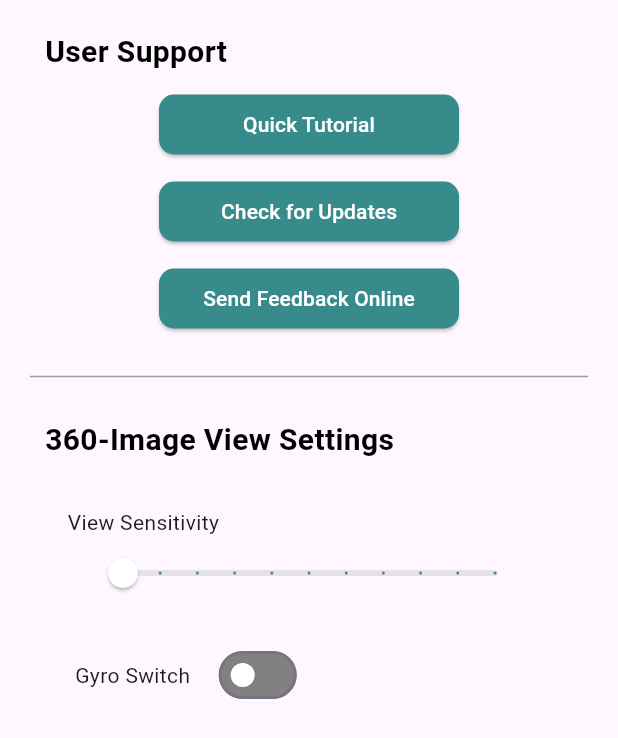
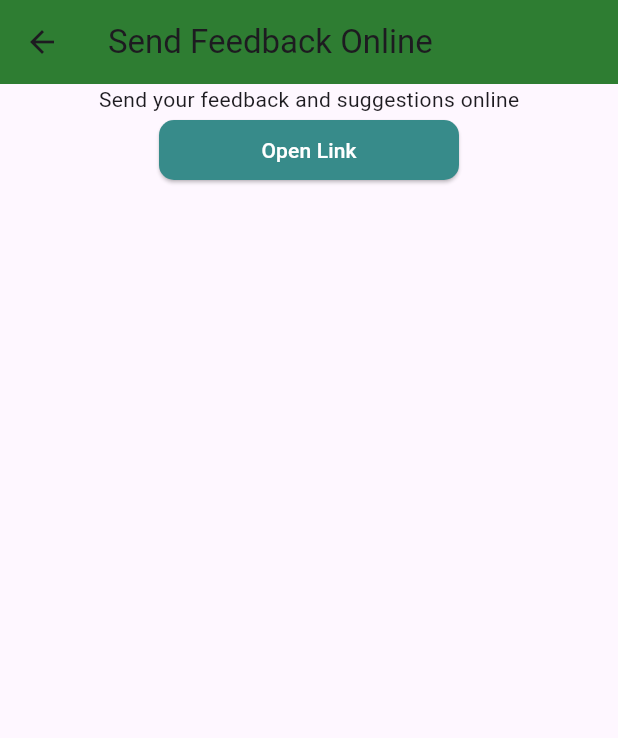
Before and after one commit to adrian-magsino/erranza, a Flutter app: the SettingsPage screen opened directly, after a tap on "Send Feedback Online", on a phone screen of 412 x 824 dp. Shown: the top 738 px of the screen. Run offline on Flutter 3.47's test engine with Material 3 defaults, Android fonts, the light colour scheme and no system bars; missing offline and left inert: panorama_viewer.

Commit message:
changed the layout of settings page

```diff
--- /dev/null
+++ b/lib/pages/about_app_page.dart
@@ -0,0 +1,37 @@
+import 'package:flutter/material.dart';
+
+class AboutAppPage extends StatelessWidget {
+  const AboutAppPage({super.key});
+
+  @override
+  Widget build(BuildContext context) {
+    return Scaffold(
+      appBar: AppBar(
+        title: Text("About"),
+        backgroundColor: Colors.green[800],
+      ),
+      body: Column(
+          children: [
+            Padding(
+              padding: const EdgeInsets.symmetric(vertical: 30.0),
+              child: Align(
+                alignment: Alignment.center,
+                child: Image.asset('assets/images/erranzaLogo.png', width: 100, height: 100,)
+              ),
+            ),
+            Divider(
+              color: Colors.grey,
+              thickness: 1,
+            ),
+            ListTile(
+              title: const Text("Version", style: TextStyle(
+                  color: Colors.black,
+                  fontWeight: FontWeight.bold,
+                ),),
+              subtitle: const Text("Debug 123.456.78"),
+            ),
+          ],
+        ),
+    );
+  }
+}
--- /dev/null
+++ b/lib/pages/feedback_page.dart
@@ -0,0 +1,52 @@
+import 'package:flutter/material.dart';
+import 'package:url_launcher/url_launcher.dart';
+
+class FeedbackPage extends StatelessWidget {
+  const FeedbackPage({super.key});
+
+  @override
+  Widget build(BuildContext context) {
+    return Scaffold(
+      appBar: AppBar(
+        title: Text("Send Feedback Online"),
+        backgroundColor: Colors.green[800],
+      ),
+      body: Center(
+        child: Column(
+          children: [
+            Text("Send your feedback and suggestions online"),
+            ElevatedButton(
+              onPressed: () async {
+                  final url = 'https://youtu.be/dQw4w9WgXcQ?si=kLEdVSwuT0LCuezx';
+                  if (!await launchUrl(Uri.parse(url), mode: LaunchMode.externalApplication)) {
+                    throw Exception("Could not launch $url");
+                  }
+                },
+              style: ElevatedButton.styleFrom(
+                shape: RoundedRectangleBorder(
+                  borderRadius: BorderRadius.circular(10)
+                ),
+                backgroundColor: Color(0xff378B8A),
+                minimumSize: Size(200, 40)
+              ),
+              child: Text("Open Link", style: TextStyle(
+                color: Colors.white,
+                ),
+              ),
+            ),
+          ],
+        ),
+      ),
+    );
+  }
+}
+
+
+/*
+() async {
+                final url = 'https://youtu.be/dQw4w9WgXcQ?si=kLEdVSwuT0LCuezx';
+                if (!await launchUrl(Uri.parse(url), mode: LaunchMode.externalApplication)) {
+                  throw Exception("Could not launch $url");
+                }
+              },
+*/
--- a/lib/pages/pages.dart
+++ b/lib/pages/pages.dart
@@ -1,3 +1,10 @@
 export 'package:erranza/pages/home_page.dart';
 export 'package:erranza/pages/search_page.dart';
 export 'package:erranza/pages/settings_page.dart';
+
+export 'package:erranza/pages/building_detail_page.dart';
+export 'package:erranza/pages/panorama_view_page.dart';
+export 'package:erranza/pages/tutorial_page.dart';
+export 'package:erranza/pages/feedback_page.dart';
+export 'package:erranza/pages/updates_page.dart';
+export 'package:erranza/pages/about_app_page.dart';
--- a/lib/pages/settings_page.dart
+++ b/lib/pages/settings_page.dart
@@ -1,5 +1,5 @@
 import 'package:erranza/data/appSettings.dart';
-import 'package:erranza/pages/tutorial_page.dart';
+import 'package:erranza/pages/pages.dart';
 import 'package:flutter/material.dart';
 import 'package:url_launcher/url_launcher.dart';
 
@@ -22,21 +22,27 @@ class _SettingsPageState extends State<SettingsPage> {
   Widget build(BuildContext context) {
     return Scaffold(
       resizeToAvoidBottomInset: false,
-      body: SingleChildScrollView(
+      body: ListView(
         padding: EdgeInsets.only(bottom: MediaQuery.of(context).viewInsets.bottom),
-        child: Column(
         children: [
             Padding(
-              padding: const EdgeInsets.symmetric(vertical: 10.0),
-              child: Column(
-                children: [
+              padding: const EdgeInsets.symmetric(vertical: 30.0),
+              child: Align(
+                alignment: Alignment.center,
+                child: Image.asset('assets/images/erranzaLogo.png', width: 100, height: 100,)
+              ),
+            ),
+            Divider(
+              color: Colors.grey,
+              thickness: 1,
+            ),
             Padding(
               padding: const EdgeInsets.symmetric(vertical: 10),
               child: Align(
                 alignment: Alignment.centerLeft,
                 child: Padding(
-                        padding: const EdgeInsets.only(left: 30.0),
-                        child: Text("User Support", style: TextStyle(
+                  padding: const EdgeInsets.only(left: 15.0),
+                  child: Text("360 View Settings", style: TextStyle(
                       color: Colors.black,
                       fontWeight: FontWeight.w700,
                       fontSize: 20
@@ -45,149 +51,17 @@ class _SettingsPageState extends State<SettingsPage> {
                 ),
               ),
             ),
-
-                  Padding(
-                    padding: const EdgeInsets.only(bottom: 10.0),
-                    child: ElevatedButton(
-                      onPressed: () {
-                        Navigator.push(context, MaterialPageRoute(builder: (context) => TutorialPage()));
-                      },
-                      style: ElevatedButton.styleFrom(
-                        shape: RoundedRectangleBorder(
-                          borderRadius: BorderRadius.circular(10)
-                        ),
-                        backgroundColor: Color(0xff378B8A),
-                        minimumSize: Size(200, 40)
-                      ),
-                      child: Text("Quick Tutorial", style: TextStyle(
-                        color: Colors.white,
-                        ),
-                      ),
-                    ),
+            ListTile(
+              leading: Icon(Icons.panorama_photosphere, size: 30),
+              title: const Text("View Sensitivity", style: TextStyle(
+                  color: Colors.black,
+                  fontWeight: FontWeight.bold,
+                ),),
+              subtitle: const Text("Adjust the sensitivity of the gesture"),
             ),
 
             Padding(
               padding: const EdgeInsets.only(bottom: 10.0),
-                    child: ElevatedButton(
-                      onPressed: () {},
-                      style: ElevatedButton.styleFrom(
-                        shape: RoundedRectangleBorder(
-                          borderRadius: BorderRadius.circular(10)
-                        ),
-                        backgroundColor: Color(0xff378B8A),
-                        minimumSize: Size(200, 40)
-                      ),
-                      child: Text("Check for Updates", style: TextStyle(
-                        color: Colors.white,
-                        ),
-                      ),
-                    ),
-                  ),
-                  Padding(
-                    padding: const EdgeInsets.only(bottom: 10.0),
-                    child: ElevatedButton(
-                      onPressed: () async {
-                          final url = 'https://youtu.be/dQw4w9WgXcQ?si=kLEdVSwuT0LCuezx';
-                          if (!await launchUrl(Uri.parse(url), mode: LaunchMode.externalApplication)) {
-                            throw Exception("Could not launch $url");
-                          }
-                        },
-                      style: ElevatedButton.styleFrom(
-                        shape: RoundedRectangleBorder(
-                          borderRadius: BorderRadius.circular(10)
-                        ),
-                        backgroundColor: Color(0xff378B8A),
-                        minimumSize: Size(200, 40)
-                      ),
-                      child: Text("Send Feedback Online", style: TextStyle(
-                        color: Colors.white,
-                        ),
-                      ),
-                    ),
-                  ),
-                  /*
-                  Align(
-                    alignment: Alignment.centerLeft,
-                    child: Padding(
-                      padding: const EdgeInsets.only(left: 45.0),
-                      child: Text("Feedback and Suggestions"),
-                    ),
-                  ),
-
-                  Padding(
-                    padding: const EdgeInsets.only(bottom: 10.0),
-                    child: SizedBox(
-                      width: 300,
-                      height: 60,
-                      child: TextField(
-                        decoration: InputDecoration(
-                          hintText: "Write Here",
-                          border: OutlineInputBorder(
-                            borderRadius: BorderRadius.circular(5),
-                          )
-                        ),
-                      ),
-                    ),
-                  ),
-                  Align(
-                    alignment: Alignment.centerRight,
-                    child: Padding(
-                      padding: const EdgeInsets.only(right: 40.0),
-                      child: ElevatedButton(
-                        onPressed: () {},
-                        style: ElevatedButton.styleFrom(
-                          shape: RoundedRectangleBorder(
-                            borderRadius: BorderRadius.circular(10)
-                          ),
-                          backgroundColor: Color(0xff378B8A)
-                        ),
-                        child: Text("Send", style: TextStyle(
-                          color: Colors.white,
-                          ),
-                        ),
-                      ),
-                    ),
-                  ),
-                  */
-                ],
-              ),
-            ),
-            Divider(
-                    color: Colors.grey,
-                    thickness: 1,
-                    indent: 20,
-                    endIndent: 20,
-                  ),
-            Padding(
-              padding: EdgeInsets.only(top: 20.0),
-              child: Column(
-                children: [
-                  Padding(
-                    padding: const EdgeInsets.only(bottom: 30.0),
-                    child: Align(
-                      alignment: Alignment.centerLeft,
-                      child: Padding(
-                        padding: const EdgeInsets.only(left: 30.0),
-                        child: Text("360-Image View Settings", style: TextStyle(
-                            color: Colors.black,
-                            fontWeight: FontWeight.w700,
-                            fontSize: 20
-                          ),
-                        ),
-                      ),
-                    ),
-                  ),
-
-                  Align(
-                    alignment: Alignment.centerLeft,
-                    child: Padding(
-                      padding: const EdgeInsets.only(left: 45.0),
-                      child: Text("View Sensitivity"),
-                    ),
-                  ),
-
-                  Padding(
-                    padding: const EdgeInsets.only(bottom: 20.0),
               child: SizedBox(
                 width: 300,
                 child: Slider(
@@ -206,16 +80,14 @@ class _SettingsPageState extends State<SettingsPage> {
                 ),
               ),
             ),
-
-
-                  Padding(
-                    padding: const EdgeInsets.only(left: 50.0),
-                    child: Row(
-                      children: [
-                        Text("Gyro Switch"),
-                        Padding(
-                          padding: const EdgeInsets.only(left: 15.0),
-                          child: Switch(
+            ListTile(
+              leading: Icon(Icons.sensors, size: 30,),
+              title: const Text("Gyro Switch", style: TextStyle(
+                      color: Colors.black,
+                      fontWeight: FontWeight.bold,
+                    ),),
+              subtitle: const Text("Control the Panorama with motion sensors",),
+              trailing: Switch(
                       value: appSettings["gyroSwitch"],
                       activeColor: Color(0xff378B8A),
                       inactiveTrackColor: const Color.fromARGB(255, 129, 129, 129),
@@ -225,15 +97,64 @@ class _SettingsPageState extends State<SettingsPage> {
                           appSettings["gyroSwitch"] = value;
                       });
                     }),
-                        )
-                      ],
             ),
-                  )
-                ],
+
+            Divider(
+              color: Colors.grey,
+              thickness: 1,
+            ),
+            Padding(
+              padding: const EdgeInsets.symmetric(vertical: 10),
+              child: Align(
+                alignment: Alignment.centerLeft,
+                child: Padding(
+                  padding: const EdgeInsets.only(left: 15.0),
+                  child: Text("Other", style: TextStyle(
+                      color: Colors.black,
+                      fontWeight: FontWeight.w700,
+                      fontSize: 20
                     ),
                   ),
+                ),
+              ),
+            ),
+            ListTile(
+              leading: Icon(Icons.lightbulb),
+              title: const Text("Quick Tutorial"),
+              trailing: Icon(Icons.arrow_forward_ios),
+              onTap: () {
+                Navigator.push(context, MaterialPageRoute(builder: (context) => TutorialPage()));
+              },
+            ),
+
+            ListTile(
+              leading: Icon(Icons.feedback),
+              title: const Text("Send Feedback Online"),
+              trailing: Icon(Icons.arrow_forward_ios),
+              onTap: () {
+                Navigator.push(context, MaterialPageRoute(builder: (context) => FeedbackPage()));
+              }
+            ),
+
+            ListTile(
+              leading: Icon(Icons.update),
+              title: const Text("Check for Updates"),
+              trailing: Icon(Icons.arrow_forward_ios),
+              onTap: () {
+                Navigator.push(context, MaterialPageRoute(builder: (context) => UpdatesPage()));
+              },
+            ),
+
+            ListTile(
+              leading: Icon(Icons.info),
+              title: const Text("About"),
+              trailing: Icon(Icons.arrow_forward_ios),
+              onTap: () {
+                Navigator.push(context, MaterialPageRoute(builder: (context) => AboutAppPage()));
+              },
+            ),
+
           ],
-        ),
       ),
     );
   }
--- /dev/null
+++ b/lib/pages/updates_page.dart
@@ -0,0 +1,18 @@
+import 'package:flutter/material.dart';
+
+class UpdatesPage extends StatelessWidget {
+  const UpdatesPage({super.key});
+
+  @override
+  Widget build(BuildContext context) {
+    return Scaffold(
+      appBar: AppBar(
+        title: Text("App Updates"),
+        backgroundColor: Colors.green[800],
+      ),
+      body: Center(
+        child: Text("No Available Updates"),
+      ),
+    );
+  }
+}
```
Lines whose indentation alone changed are shown as unchanged.
